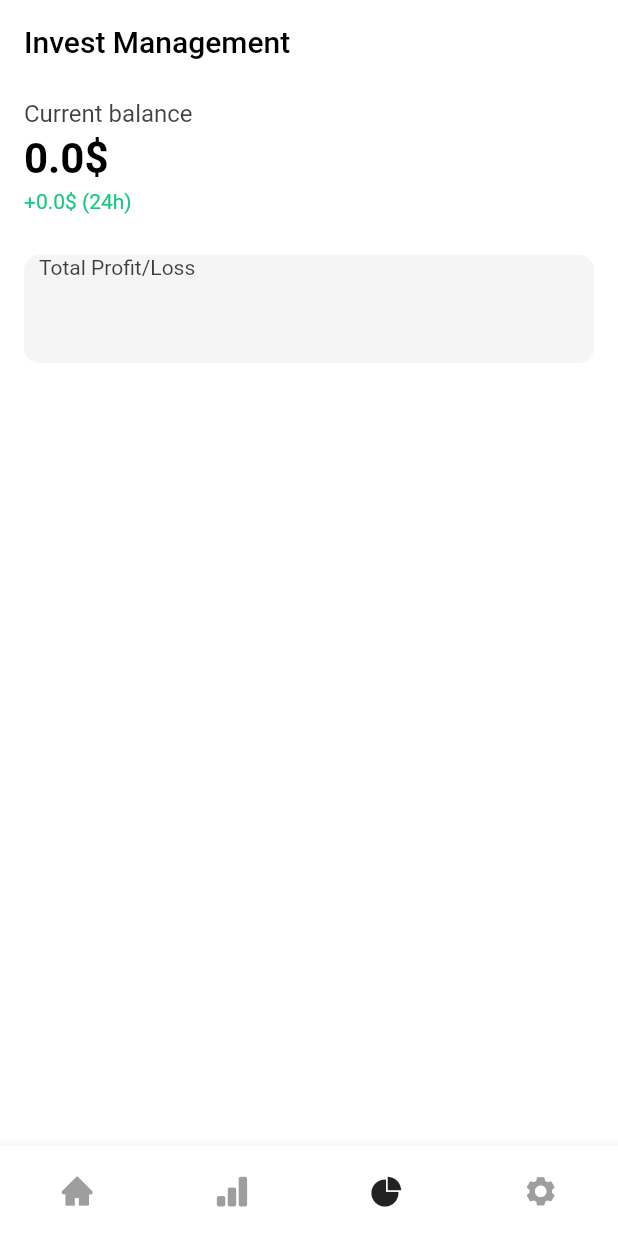
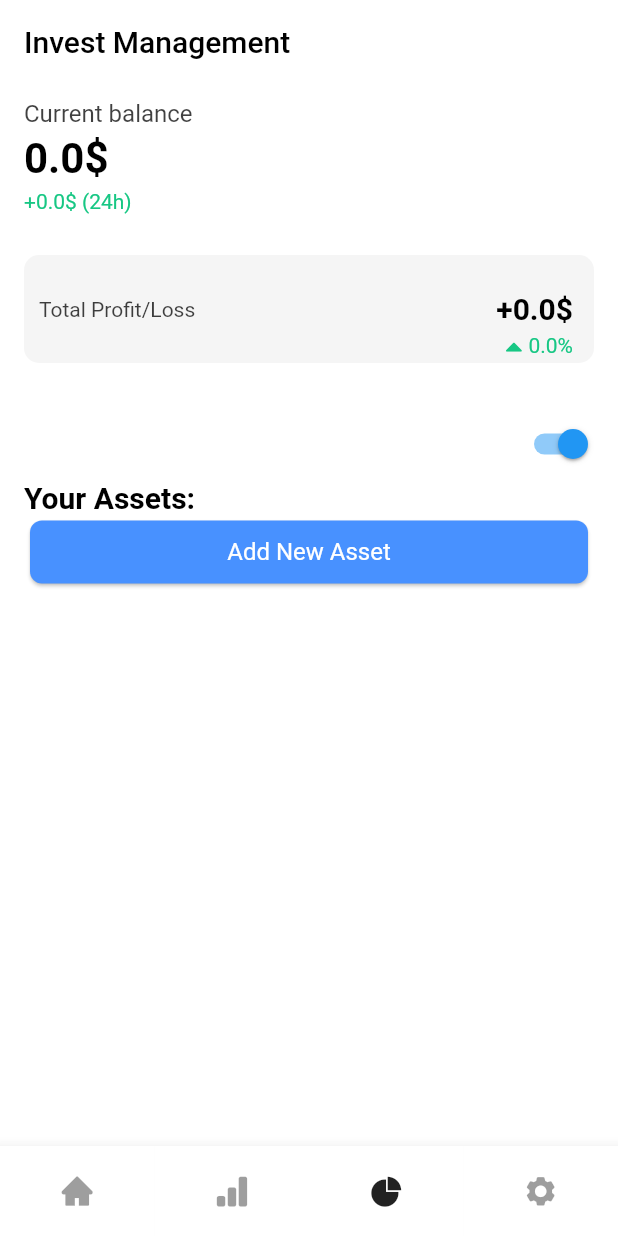
Before and after one commit to VietKFC/CryptoMarket-BLoC, a Flutter app: the screen it shows after launch, item 3 of the bottom bar chosen, on a phone screen of 412 x 824 dp. Run offline on Flutter 3.47's test engine with Material 2 defaults, Android fonts, the phone set to English and light mode, and no system bars; our stand-ins replace dio, equatable, flutter_bloc, flutter_svg, get_it, percent_indicator and 1 more; missing offline and left inert: interactive_chart; accounts and stored records are empty; generated files the repository leaves out were written again; network calls fail.

Commit message:
invest management UI

```diff
--- a/lib/bloc/invest_management/invest_management_event.dart
+++ b/lib/bloc/invest_management/invest_management_event.dart
@@ -3,7 +3,7 @@ import 'package:vn_crypto/data/model/item_coin.dart';
 
 abstract class InvestManagementEvent extends Equatable {
   @override
-  List<Object?> get props => throw UnimplementedError();
+  List<Object?> get props => [];
 }
 
 class InvestManagementLoaded extends InvestManagementEvent {}
@@ -19,3 +19,9 @@ class InvestManagementDeleteCoin extends InvestManagementEvent {
 
   InvestManagementDeleteCoin(this.itemCoin);
 }
+
+class InvestManagementCoinMarketLoaded extends InvestManagementEvent {
+  final String currency;
+
+  InvestManagementCoinMarketLoaded(this.currency);
+}
--- a/lib/bloc/invest_management/invest_management_state.dart
+++ b/lib/bloc/invest_management/invest_management_state.dart
@@ -2,7 +2,7 @@ import 'package:equatable/equatable.dart';
 
 abstract class InvestManagementState extends Equatable {
   @override
-  List<Object?> get props => throw UnimplementedError();
+  List<Object?> get props => [];
 }
 
 class InvestManagementInitialize extends InvestManagementState {}
--- a/lib/data/repository/InvestRepository.dart
+++ b/lib/data/repository/InvestRepository.dart
@@ -1,13 +1,19 @@
 import 'package:vn_crypto/data/database/database.dart';
 import 'package:vn_crypto/data/model/item_coin.dart';
+import 'package:vn_crypto/data/service/api.dart';
 import 'package:vn_crypto/di/dependency_injection.dart';
 
 class InvestRepository {
   DatabaseProvider databaseProvider = getIt.get<DatabaseProvider>();
+  final Api api;
+
+  InvestRepository({required this.api});
 
   Future<List<ItemCoin>> getAllInvests() => databaseProvider.getAllInvests();
 
   Future<int> saveInvest(ItemCoin itemCoin) => databaseProvider.insertInvest(itemCoin);
 
   Future<int> deleteInvest(ItemCoin itemCoin) => databaseProvider.deleteInvest(itemCoin);
+
+  Future<List<ItemCoin>> getAllCoinMarket(String currency) => api.getCoins(currency);
 }
--- a/lib/ui/components/common/CoinSearchBarSymbol.dart
+++ b/lib/ui/components/common/CoinSearchBarSymbol.dart
@@ -7,7 +7,7 @@ class SearchBarSymbol extends StatelessWidget {
   @override
   Widget build(BuildContext context) {
     return SizedBox(
-      width: 250,
+      width: 230,
       height: 50,
       child: Card(
         color: AppColors.colorConcrete,
--- a/lib/ui/investmanagement/invest_management.dart
+++ b/lib/ui/investmanagement/invest_management.dart
@@ -1,4 +1,14 @@
 import 'package:flutter/material.dart';
+import 'package:flutter_bloc/flutter_bloc.dart';
+import 'package:flutter_svg/flutter_svg.dart';
+import 'package:vn_crypto/bloc/invest_management/invest_management_bloc.dart';
+import 'package:vn_crypto/bloc/invest_management/invest_management_event.dart';
+import 'package:vn_crypto/bloc/invest_management/invest_management_state.dart';
+import 'package:vn_crypto/data/model/item_coin.dart';
+import 'package:vn_crypto/data/repository/InvestRepository.dart';
+import 'package:vn_crypto/di/dependency_injection.dart';
+import 'package:vn_crypto/ui/components/items/InvestItem.dart';
+import 'package:vn_crypto/ui/investmanagement/select_invest_dialog.dart';
 import 'package:vn_crypto/ultils/Constant.dart';
 
 class InvestManagementScreen extends StatefulWidget {
@@ -11,10 +21,15 @@ class InvestManagementScreen extends StatefulWidget {
 class _InvestManagementScreenState extends State<InvestManagementScreen> {
   final double currentBalance = 0.0;
   final double balanceChange = 0.0;
+  final double totalProfitLoss = 0.0;
+  final double totalProfitLossPercent = 0.00;
 
   @override
   Widget build(BuildContext context) {
-    return Scaffold(
+    return BlocProvider(
+        create: (_) => InvestManagementBloc(investRepository: getIt.get<InvestRepository>())
+          ..add(InvestManagementLoaded()),
+        child: Scaffold(
           backgroundColor: Colors.white,
           appBar: AppBar(
             title: const Text(
@@ -38,8 +53,8 @@ class _InvestManagementScreenState extends State<InvestManagementScreen> {
                 padding: const EdgeInsets.only(left: 16, top: 4),
                 child: Text(
                   "$currentBalance\$",
-              style:
-                  const TextStyle(fontSize: 28, color: Colors.black, fontWeight: FontWeight.bold),
+                  style: const TextStyle(
+                      fontSize: 28, color: Colors.black, fontWeight: FontWeight.bold),
                 ),
               ),
               Padding(
@@ -54,10 +69,40 @@ class _InvestManagementScreenState extends State<InvestManagementScreen> {
               ),
               Padding(
                 padding: const EdgeInsets.only(left: 16, right: 16, top: 28),
-              child: totalProfitView())
+                child: SizedBox(height: 72, width: double.infinity, child: totalProfitView()),
+              ),
+              Padding(
+                padding: const EdgeInsets.only(right: 10, top: 30),
+                child: Align(
+                    alignment: Alignment.centerRight,
+                    child: Switch(value: true, onChanged: (value) {})),
+              ),
+              const Padding(
+                padding: EdgeInsets.only(left: 16),
+                child: Text(
+                  AppStrings.yourAssets,
+                  style: TextStyle(fontSize: 20, color: Colors.black, fontWeight: FontWeight.bold),
+                ),
+              ),
+              BlocBuilder<InvestManagementBloc, InvestManagementState>(
+                builder: (context, state) {
+                  if (state is InvestManagementSuccess) {
+                    List<ItemCoin> itemCoins = state.data as List<ItemCoin>;
+                    return ListView.builder(
+                        itemCount: itemCoins.length,
+                        scrollDirection: Axis.vertical,
+                        itemBuilder: (context, index) {
+                          return InvestItem(itemCoin: itemCoins[index]);
+                        });
+                  } else {
+                    return Container();
+                  }
+                },
+              ),
+              Padding(padding: const EdgeInsets.only(left: 16, right: 16), child: addNewButton()),
             ],
           ),
-    );
+        ));
   }
 
   Widget totalProfitView() {
@@ -65,7 +110,7 @@ class _InvestManagementScreenState extends State<InvestManagementScreen> {
       children: [
         SizedBox(
           width: double.infinity,
-          height: 72,
+          height: double.infinity,
           child: DecoratedBox(
               decoration: BoxDecoration(
                   borderRadius: BorderRadius.circular(10),
@@ -82,11 +127,67 @@ class _InvestManagementScreenState extends State<InvestManagementScreen> {
                   AppStrings.totalProfitLoss,
                   style: TextStyle(color: Colors.black.withOpacity(0.75), fontSize: 14),
                 ),
+              ),
+              Padding(
+                padding: const EdgeInsets.only(right: 14),
+                child: Text(
+                  totalProfitLoss >= 0 ? "+$totalProfitLoss\$" : "-$totalProfitLoss\$",
+                  style: const TextStyle(
+                      fontSize: 20, fontWeight: FontWeight.bold, color: Colors.black),
+                ),
               )
             ],
           ),
-        )
+        ),
+        Positioned(
+            bottom: 4,
+            right: 14,
+            child: Row(
+              children: [
+                Padding(
+                  padding: const EdgeInsets.only(right: 4, bottom: 2),
+                  child: SvgPicture.asset(totalProfitLossPercent >= 0
+                      ? ImageAssetString.icPriceUp
+                      : ImageAssetString.icPriceDown),
+                ),
+                Text(
+                  "$totalProfitLossPercent\%",
+                  style: const TextStyle(color: Color(AppColors.colorMountainMeadow), fontSize: 14),
+                ),
+              ],
+            ))
       ],
     );
   }
+
+  Widget addNewButton() {
+    return GestureDetector(
+      child: SizedBox(
+        width: double.infinity,
+        height: 50,
+        child: Card(
+          shape: RoundedRectangleBorder(
+            borderRadius: BorderRadius.circular(8),
+          ),
+          color: const Color(AppColors.colorDodgerBlue),
+          child: const Align(
+            alignment: Alignment.center,
+            child: Text(
+              AppStrings.addNewAsset,
+              style: TextStyle(fontSize: 16, color: Colors.white),
+            ),
+          ),
+        ),
+      ),
+      onTap: () {
+        showDialog(
+            context: context,
+            builder: (BuildContext context) {
+              return Dialog(
+                  shape: RoundedRectangleBorder(borderRadius: BorderRadius.circular(10)),
+                  child: const AddInvestDialog());
+            });
+      },
+    );
   }
+}
--- a/lib/ultils/Constant.dart
+++ b/lib/ultils/Constant.dart
@@ -18,6 +18,8 @@ class AppStrings {
   static const String totalProfitLoss = "Total Profit/Loss";
   static const String messageSaveInvestSuccess = "Add new invest successfully!";
   static const String messageDeleteInvestSuccess = "Invest is removed!";
+  static const String yourAssets = "Your Assets:";
+  static const String addNewAsset = "Add New Asset";
 
   static const String titleListTopCoin = "List Top Coins";
   static const String titleFollowingCoin = "Following Coins";
@@ -49,6 +51,7 @@ class ImageAssetString {
   static const String icDrop = 'assets/images/ic_drop_down.png';
   static const String icSearch = 'assets/images/ic_search.png';
   static const String icChecked = 'assets/images/ic_checked_blue.png';
+  static const String icExpand = 'assets/images/ic_expand.png';
 
   static const String icFollowing = 'assets/images/ic_follow.svg';
   static const String icUnFollowing = 'assets/images/ic_un_follow.svg';
```
Also changed, not shown: lib/bloc/invest_management/invest_management_bloc.dart (+13 -1 lines), lib/data/service/api_service.dart (+4 -6 lines), lib/di/dependency_injection.dart (+5 -4 lines), lib/ui/components/items/InvestItem.dart (added, +34 -0 lines), lib/ui/components/items/ListCoinItem.dart (+7 -11 lines), lib/ui/investmanagement/select_invest_dialog.dart (added, +121 -0 lines), assets/images/ic_checked_blue.png, assets/images/ic_expand.png (added). Lines whose indentation alone changed are shown as unchanged.
